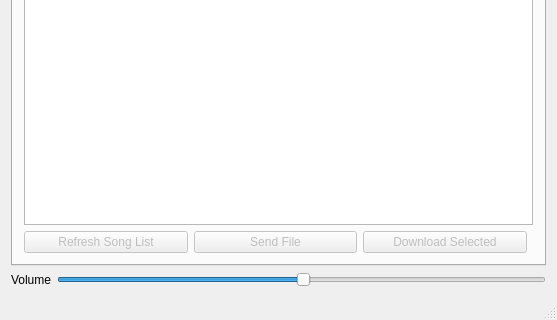
This is ComAudioClient/mainwindow.ui in CarsonRoscoe/WirelessAudio as Qt 5 draws it before an edit; both pictures show x 0 to 557 and y 159 to 479 of the 557 by 479 pixel window. The edited form follows.
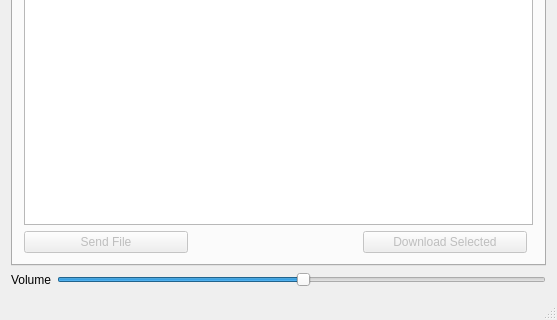
This is the edited form.

```diff
--- a/ComAudioClient/mainwindow.ui
+++ b/ComAudioClient/mainwindow.ui
@@ -204,26 +204,6 @@
           </property>
          </widget>
         </item>
-        <item row="3" column="0">
-         <widget class="QPushButton" name="refreshListBtn">
-          <property name="enabled">
-           <bool>false</bool>
-          </property>
-          <property name="text">
-           <string>Refresh Song List</string>
-          </property>
-         </widget>
-        </item>
-        <item row="3" column="1">
-         <widget class="QPushButton" name="sendFileBtn">
-          <property name="enabled">
-           <bool>false</bool>
-          </property>
-          <property name="text">
-           <string>Send File</string>
-          </property>
-         </widget>
-        </item>
         <item row="3" column="2">
          <widget class="QPushButton" name="dwldFileBtn">
           <property name="enabled">
@@ -234,6 +214,16 @@
           </property>
          </widget>
         </item>
+        <item row="3" column="0">
+         <widget class="QPushButton" name="sendFileBtn">
+          <property name="enabled">
+           <bool>false</bool>
+          </property>
+          <property name="text">
+           <string>Send File</string>
+          </property>
+         </widget>
+        </item>
        </layout>
       </widget>
       <widget class="QWidget" name="voiceTab">
```
